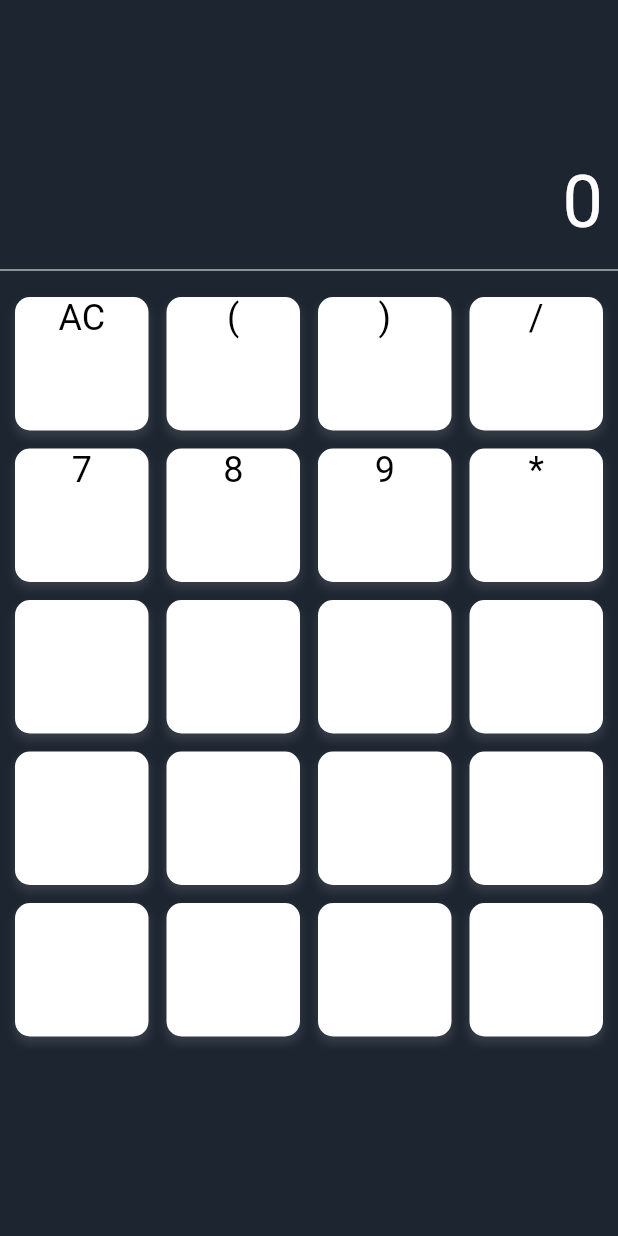
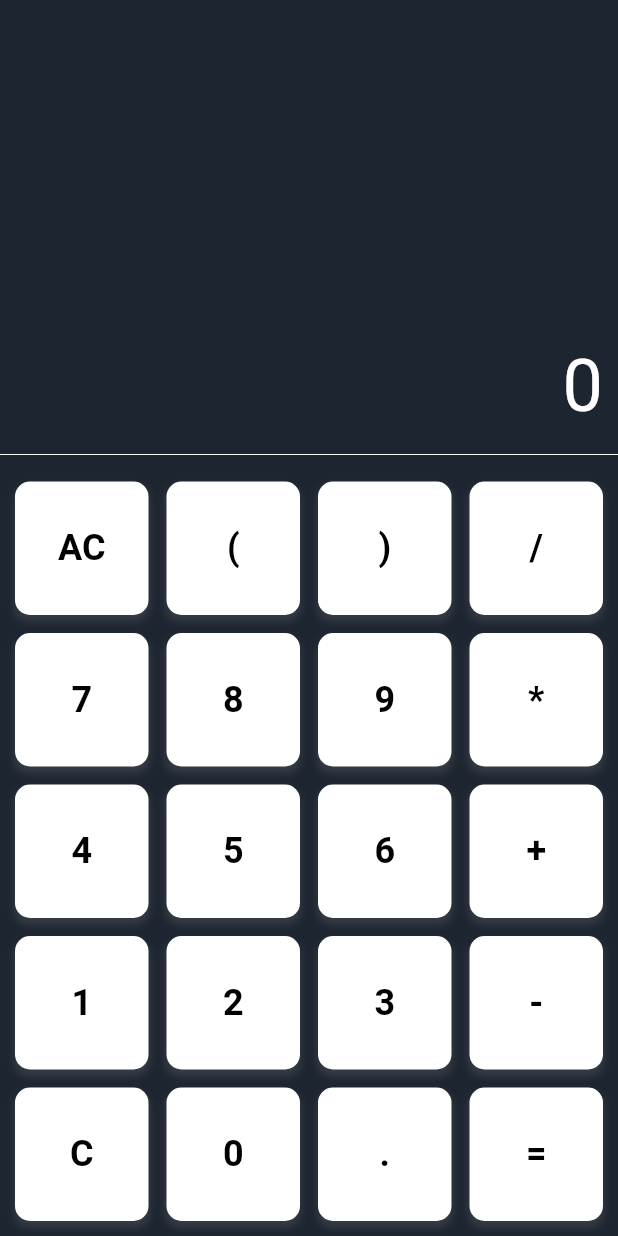
Before and after one commit to Thecaracter/calculator_flutter, a Flutter app: the screen it shows after launch, on a phone screen of 412 x 824 dp. Run offline on Flutter 3.47's test engine with Material 2 defaults, Android fonts, the phone set to English and light mode, and no system bars.

Commit message:
layout selesai

```diff
--- a/lib/calculator.dart
+++ b/lib/calculator.dart
@@ -1,19 +1,17 @@
 import 'package:flutter/cupertino.dart';
 import 'package:flutter/material.dart';
-import 'package:flutter/src/widgets/container.dart';
-import 'package:flutter/src/widgets/framework.dart';
 
-class calculator extends StatefulWidget {
-  const calculator({super.key});
+class Calculator extends StatefulWidget {
+  const Calculator({Key? key}) : super(key: key);
 
   @override
-  State<calculator> createState() => _calculatorState();
+  _CalculatorState createState() => _CalculatorState();
 }
 
-class _calculatorState extends State<calculator> {
-  String userinput = '';
+class _CalculatorState extends State<Calculator> {
+  String userInput = '';
   String result = '0';
-  List<String> Listtombol = [
+  List<String> buttonList = [
     "AC",
     "(",
     ")",
@@ -35,25 +33,24 @@ class _calculatorState extends State<calculator> {
     ".",
     "="
   ];
+
   @override
   Widget build(BuildContext context) {
     return Scaffold(
       backgroundColor: Color(0xFF1d2530),
-      body: Column(
+      body: SingleChildScrollView(
+        child: Column(
           children: [
             SizedBox(
-            height: MediaQuery.of(context).size.height / 2,
-            // width: MediaQuery.of(context).size.width,
+              height: MediaQuery.of(context).size.height / 1,
               child: Column(
                 mainAxisAlignment: MainAxisAlignment.end,
                 children: [
                   Container(
-                  // color: Colors.white,
                     padding: EdgeInsets.all(20),
                     alignment: Alignment.centerRight,
-                  // height: 200,
                     child: Text(
-                    userinput,
+                      userInput,
                       style: TextStyle(
                         fontSize: 48,
                         color: Colors.white,
@@ -61,7 +58,6 @@ class _calculatorState extends State<calculator> {
                     ),
                   ),
                   Container(
-                  // color: Colors.white,
                     padding: EdgeInsets.all(10),
                     alignment: Alignment.centerRight,
                     child: Text(
@@ -75,25 +71,26 @@ class _calculatorState extends State<calculator> {
                   Divider(
                     color: Colors.white,
                   ),
-                Expanded(
-                    child: Container(
+                  Container(
                     padding: EdgeInsets.all(10),
-                  //
                     child: GridView.builder(
-                      itemCount: Listtombol.length,
+                      shrinkWrap: true,
+                      itemCount: buttonList.length,
                       gridDelegate: SliverGridDelegateWithFixedCrossAxisCount(
                         crossAxisCount: 4,
                         crossAxisSpacing: 12,
                         mainAxisSpacing: 12,
                       ),
                       itemBuilder: (BuildContext context, int index) {
-                        return CustomButton(Listtombol[index]);
-                      }),
-                ))
+                        return CustomButton(buttonList[index]);
+                      },
+                    ),
+                  ),
                 ],
               ),
-          )
+            ),
           ],
+        ),
       ),
     );
   }
@@ -116,6 +113,7 @@ class _calculatorState extends State<calculator> {
           ],
         ),
         child: Column(
+          mainAxisAlignment: MainAxisAlignment.center,
           children: [
             Center(
               child: Text(
@@ -123,7 +121,7 @@ class _calculatorState extends State<calculator> {
                 style: TextStyle(
                     fontSize: 24,
                     color: Colors.black,
-                ),
+                    fontWeight: FontWeight.bold),
               ),
             ),
           ],
--- a/lib/main.dart
+++ b/lib/main.dart
@@ -11,7 +11,7 @@ class MyApp extends StatelessWidget {
   @override
   Widget build(BuildContext context) {
     return MaterialApp(
-      home: const calculator(),
+      home: const Calculator(),
     );
   }
 }
```
Lines whose indentation alone changed are shown as unchanged.
